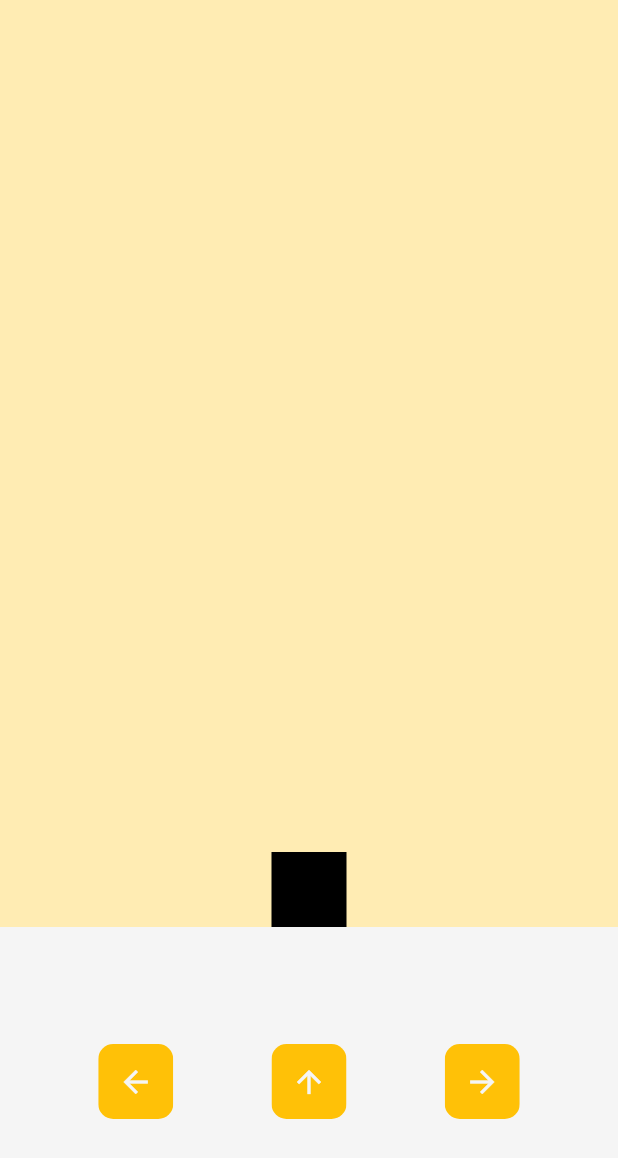
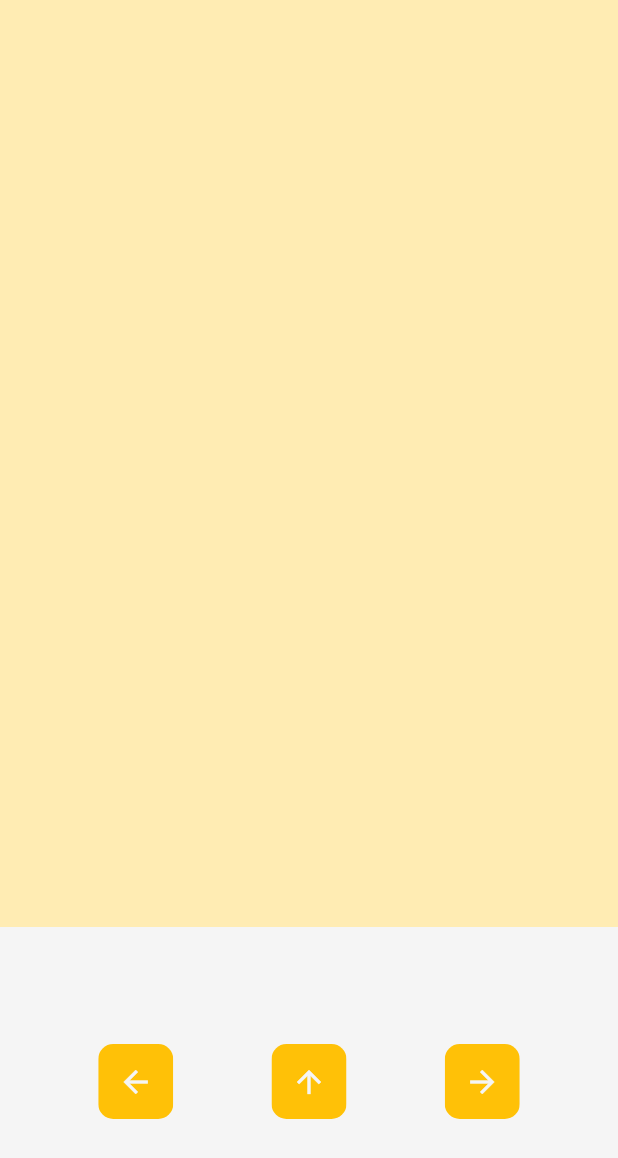
Before and after one commit to kwakyebrilliant/bubbleapp, a Flutter app: the screen it shows after launch, on a phone screen of 412 x 824 dp. Shown: the top 1158 px of the screen. Run offline on Flutter 3.47's test engine with Material 3 defaults, Android fonts, the phone set to English and light mode, and no system bars.

Commit message:
home updates

```diff
--- a/lib/homepage.dart
+++ b/lib/homepage.dart
@@ -36,19 +36,7 @@ class _HomepageState extends State<Homepage> {
             color: Colors.amber[100],
             child: Center(
               child: Stack(
-                children: [
-                  ClipRRect(
-                    borderRadius: BorderRadius.circular(10.0),
-                    child: Container(
-                      alignment: Alignment(playerX, 1),
-                      child: Container(
-                        color: Colors.black,
-                        height: 50.0,
-                        width: 50.0,
-                      ),
-                    ),
-                  ),
-                ],
+                children: [],
               ),
             ),
           ),
```
